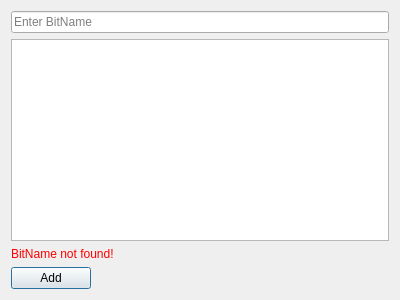
This is src/qt/forms/addcontactdialog.ui in Ash-L2L/sidechains as Qt 5 draws it before an edit. The edited form follows.
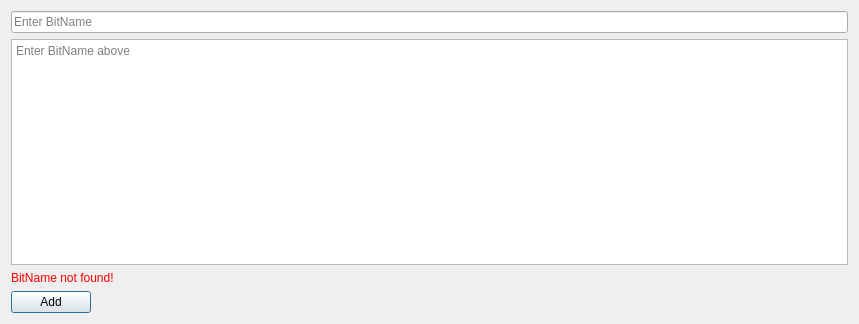
This is the edited form.

Diff of the .ui file:
```diff
--- a/src/qt/forms/addcontactdialog.ui
+++ b/src/qt/forms/addcontactdialog.ui
@@ -6,8 +6,8 @@
    <rect>
     <x>0</x>
     <y>0</y>
-    <width>400</width>
-    <height>300</height>
+    <width>859</width>
+    <height>324</height>
    </rect>
   </property>
   <property name="windowTitle">
@@ -22,7 +22,11 @@
     </widget>
    </item>
    <item>
-    <widget class="QTextBrowser" name="textBrowser"/>
+    <widget class="QTextBrowser" name="textBrowser">
+     <property name="placeholderText">
+      <string>Enter BitName above</string>
+     </property>
+    </widget>
    </item>
    <item>
     <widget class="QLabel" name="label_2">
```
Left out of the diff: 2 changed lines with no effect on the pictures.
